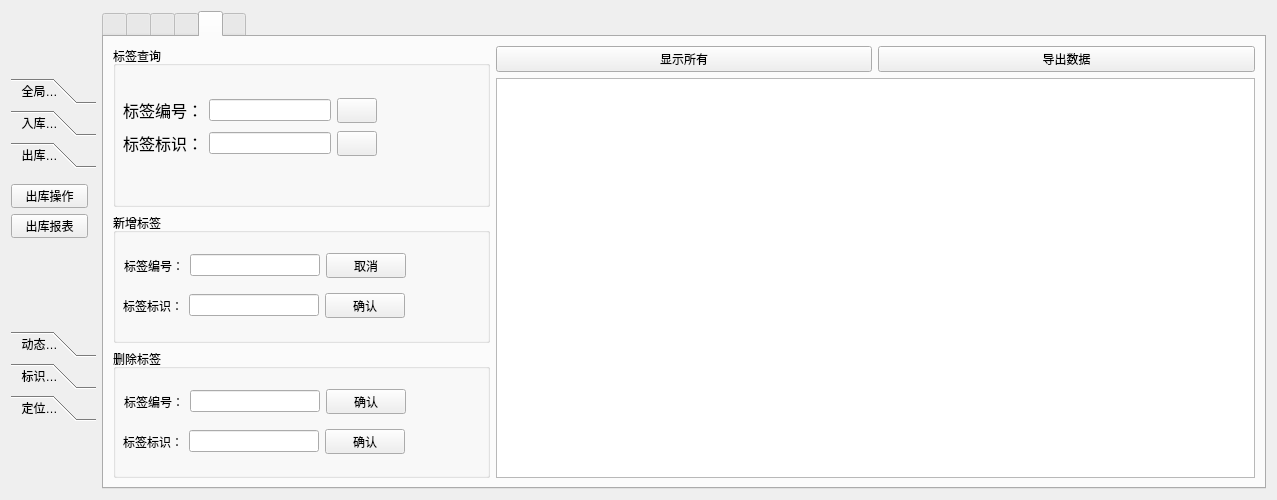
Above: Deca/views/GraphicsWidget.ui from summerfll/wms before the change. Below: the same form after it.
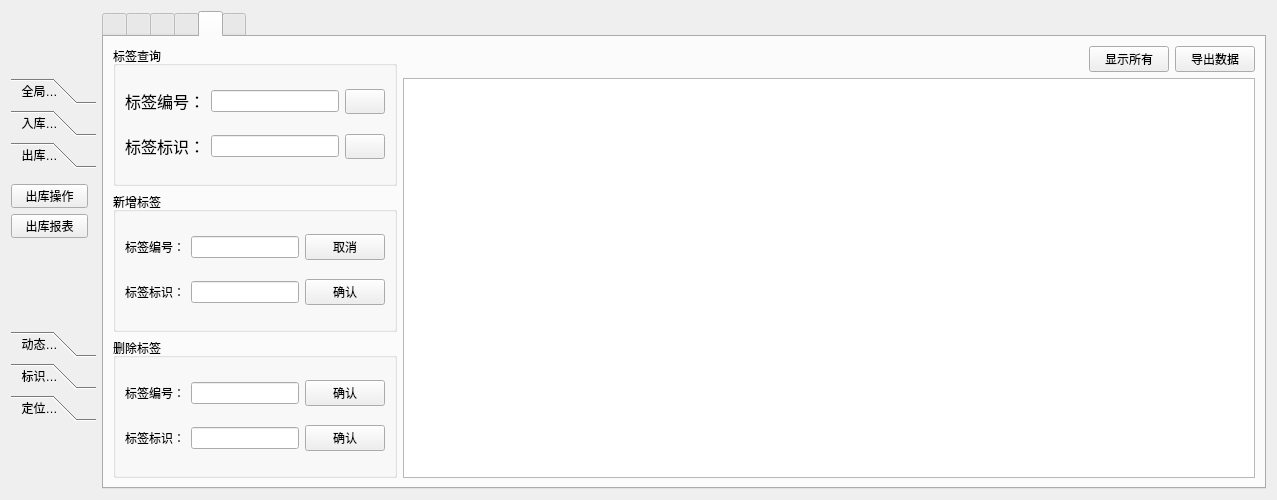
That is the form after the change. The open tabs and pages were chosen to show the change. Icons and pictures are not drawn. Custom widgets are drawn as their Qt base class.

```diff
--- a/Deca/views/GraphicsWidget.ui
+++ b/Deca/views/GraphicsWidget.ui
@@ -1379,173 +1379,33 @@
       <attribute name="title">
        <string/>
       </attribute>
-      <layout class="QGridLayout" name="gridLayout_8">
-       <item row="0" column="2">
-        <widget class="QPushButton" name="pushButton_47">
-         <property name="text">
-          <string>导出数据</string>
-         </property>
-        </widget>
-       </item>
-       <item row="0" column="1">
-        <widget class="QPushButton" name="pushButton_48">
-         <property name="text">
-          <string>显示所有</string>
-         </property>
-        </widget>
-       </item>
-       <item row="1" column="1" rowspan="3" colspan="2">
-        <widget class="QTableView" name="tableView_7"/>
-       </item>
-       <item row="3" column="0">
-        <widget class="QGroupBox" name="groupBox_8">
-         <property name="title">
-          <string>删除标签</string>
-         </property>
-         <widget class="QWidget" name="layoutWidget_2">
-          <property name="geometry">
-           <rect>
-            <x>10</x>
-            <y>80</y>
-            <width>282</width>
-            <height>25</height>
-           </rect>
-          </property>
-          <layout class="QHBoxLayout" name="horizontalLayout_18">
+      <layout class="QVBoxLayout" name="verticalLayout_11">
            <item>
-            <widget class="QLabel" name="label_11">
-             <property name="text">
-              <string>标签标识：</string>
-             </property>
-            </widget>
-           </item>
+        <layout class="QHBoxLayout" name="horizontalLayout_21">
            <item>
-            <widget class="QLineEdit" name="lineEdit_11"/>
-           </item>
+          <layout class="QVBoxLayout" name="verticalLayout_10">
            <item>
-            <widget class="QPushButton" name="pushButton_44">
-             <property name="text">
-              <string>确认</string>
-             </property>
-            </widget>
-           </item>
-          </layout>
-         </widget>
-         <widget class="QWidget" name="layoutWidget">
-          <property name="geometry">
-           <rect>
-            <x>11</x>
-            <y>40</y>
-            <width>282</width>
-            <height>25</height>
-           </rect>
-          </property>
-          <layout class="QHBoxLayout" name="horizontalLayout_19">
-           <item>
-            <widget class="QLabel" name="label_12">
-             <property name="text">
-              <string>标签编号：</string>
-             </property>
-            </widget>
-           </item>
-           <item>
-            <widget class="QLineEdit" name="lineEdit_12"/>
-           </item>
-           <item>
-            <widget class="QPushButton" name="pushButton_45">
-             <property name="text">
-              <string>确认</string>
-             </property>
-            </widget>
-           </item>
-          </layout>
-         </widget>
-        </widget>
-       </item>
-       <item row="2" column="0">
-        <widget class="QGroupBox" name="groupBox_6">
-         <property name="title">
-          <string>新增标签</string>
-         </property>
-         <widget class="QWidget" name="layoutWidget">
-          <property name="geometry">
-           <rect>
-            <x>11</x>
-            <y>40</y>
-            <width>282</width>
-            <height>25</height>
-           </rect>
-          </property>
-          <layout class="QHBoxLayout" name="horizontalLayout_17">
-           <item>
-            <widget class="QLabel" name="label_7">
-             <property name="text">
-              <string>标签编号：</string>
-             </property>
-            </widget>
-           </item>
-           <item>
-            <widget class="QLineEdit" name="lineEdit_7"/>
-           </item>
-           <item>
-            <widget class="QPushButton" name="pushButton_46">
-             <property name="text">
-              <string>取消</string>
-             </property>
-            </widget>
-           </item>
-          </layout>
-         </widget>
-         <widget class="QWidget" name="layoutWidget">
-          <property name="geometry">
-           <rect>
-            <x>10</x>
-            <y>80</y>
-            <width>282</width>
-            <height>25</height>
-           </rect>
-          </property>
-          <layout class="QHBoxLayout" name="horizontalLayout_16">
-           <item>
-            <widget class="QLabel" name="label_8">
-             <property name="text">
-              <string>标签标识：</string>
-             </property>
-            </widget>
-           </item>
-           <item>
-            <widget class="QLineEdit" name="lineEdit_8"/>
-           </item>
-           <item>
-            <widget class="QPushButton" name="pushButton_41">
-             <property name="text">
-              <string>确认</string>
-             </property>
-            </widget>
-           </item>
-          </layout>
-         </widget>
-        </widget>
-       </item>
-       <item row="0" column="0" rowspan="2">
         <widget class="QGroupBox" name="groupBox_7">
+             <property name="sizePolicy">
+              <sizepolicy hsizetype="Maximum" vsizetype="Preferred">
+               <horstretch>0</horstretch>
+               <verstretch>0</verstretch>
+              </sizepolicy>
+             </property>
+             <property name="maximumSize">
+              <size>
+               <width>16777214</width>
+               <height>16777215</height>
+              </size>
+             </property>
          <property name="styleSheet">
           <string notr="true"/>
          </property>
          <property name="title">
           <string>标签查询</string>
          </property>
-         <widget class="QWidget" name="layoutWidget">
-          <property name="geometry">
-           <rect>
-            <x>10</x>
-            <y>50</y>
-            <width>254</width>
-            <height>62</height>
-           </rect>
-          </property>
-          <layout class="QVBoxLayout" name="verticalLayout_10">
-           <item>
+             <layout class="QGridLayout" name="gridLayout_11">
+              <item row="0" column="0">
             <layout class="QHBoxLayout" name="horizontalLayout_14">
              <item>
               <widget class="QLabel" name="label_9">
@@ -1575,7 +1435,7 @@
              </item>
             </layout>
            </item>
-           <item>
+              <item row="1" column="0">
             <layout class="QHBoxLayout" name="horizontalLayout_15">
              <item>
               <widget class="QLabel" name="label_10">
@@ -1607,7 +1467,169 @@
            </item>
           </layout>
          </widget>
-        </widget>
+           </item>
+           <item>
+            <widget class="QGroupBox" name="groupBox_6">
+             <property name="sizePolicy">
+              <sizepolicy hsizetype="Maximum" vsizetype="Preferred">
+               <horstretch>0</horstretch>
+               <verstretch>0</verstretch>
+              </sizepolicy>
+             </property>
+             <property name="title">
+              <string>新增标签</string>
+             </property>
+             <layout class="QGridLayout" name="gridLayout_12">
+              <item row="0" column="0">
+               <layout class="QHBoxLayout" name="horizontalLayout_17">
+                <item>
+                 <widget class="QLabel" name="label_7">
+                  <property name="text">
+                   <string>标签编号：</string>
+                  </property>
+                 </widget>
+                </item>
+                <item>
+                 <widget class="QLineEdit" name="lineEdit_7"/>
+                </item>
+                <item>
+                 <widget class="QPushButton" name="pushButton_46">
+                  <property name="text">
+                   <string>取消</string>
+                  </property>
+                 </widget>
+                </item>
+               </layout>
+              </item>
+              <item row="1" column="0">
+               <layout class="QHBoxLayout" name="horizontalLayout_16">
+                <item>
+                 <widget class="QLabel" name="label_8">
+                  <property name="text">
+                   <string>标签标识：</string>
+                  </property>
+                 </widget>
+                </item>
+                <item>
+                 <widget class="QLineEdit" name="lineEdit_8"/>
+                </item>
+                <item>
+                 <widget class="QPushButton" name="pushButton_41">
+                  <property name="text">
+                   <string>确认</string>
+                  </property>
+                 </widget>
+                </item>
+               </layout>
+              </item>
+             </layout>
+            </widget>
+           </item>
+           <item>
+            <widget class="QGroupBox" name="groupBox_8">
+             <property name="sizePolicy">
+              <sizepolicy hsizetype="Maximum" vsizetype="Preferred">
+               <horstretch>0</horstretch>
+               <verstretch>0</verstretch>
+              </sizepolicy>
+             </property>
+             <property name="title">
+              <string>删除标签</string>
+             </property>
+             <layout class="QGridLayout" name="gridLayout_13">
+              <item row="0" column="0">
+               <layout class="QHBoxLayout" name="horizontalLayout_19">
+                <item>
+                 <widget class="QLabel" name="label_12">
+                  <property name="text">
+                   <string>标签编号：</string>
+                  </property>
+                 </widget>
+                </item>
+                <item>
+                 <widget class="QLineEdit" name="lineEdit_12"/>
+                </item>
+                <item>
+                 <widget class="QPushButton" name="pushButton_45">
+                  <property name="text">
+                   <string>确认</string>
+                  </property>
+                 </widget>
+                </item>
+               </layout>
+              </item>
+              <item row="1" column="0">
+               <layout class="QHBoxLayout" name="horizontalLayout_18">
+                <item>
+                 <widget class="QLabel" name="label_11">
+                  <property name="text">
+                   <string>标签标识：</string>
+                  </property>
+                 </widget>
+                </item>
+                <item>
+                 <widget class="QLineEdit" name="lineEdit_11"/>
+                </item>
+                <item>
+                 <widget class="QPushButton" name="pushButton_44">
+                  <property name="text">
+                   <string>确认</string>
+                  </property>
+                 </widget>
+                </item>
+               </layout>
+              </item>
+             </layout>
+            </widget>
+           </item>
+          </layout>
+         </item>
+         <item>
+          <layout class="QGridLayout" name="gridLayout_14">
+           <item row="0" column="0">
+            <layout class="QHBoxLayout" name="horizontalLayout_20">
+             <item>
+              <spacer name="horizontalSpacer_8">
+               <property name="orientation">
+                <enum>Qt::Horizontal</enum>
+               </property>
+               <property name="sizeHint" stdset="0">
+                <size>
+                 <width>40</width>
+                 <height>20</height>
+                </size>
+               </property>
+              </spacer>
+             </item>
+             <item>
+              <widget class="QPushButton" name="pushButton_48">
+               <property name="text">
+                <string>显示所有</string>
+               </property>
+              </widget>
+             </item>
+             <item>
+              <widget class="QPushButton" name="pushButton_47">
+               <property name="text">
+                <string>导出数据</string>
+               </property>
+              </widget>
+             </item>
+            </layout>
+           </item>
+           <item row="1" column="0">
+            <widget class="QTableView" name="tableView_7">
+             <property name="sizePolicy">
+              <sizepolicy hsizetype="Expanding" vsizetype="Expanding">
+               <horstretch>0</horstretch>
+               <verstretch>0</verstretch>
+              </sizepolicy>
+             </property>
+            </widget>
+           </item>
+          </layout>
+         </item>
+        </layout>
        </item>
       </layout>
       <zorder>tableView_7</zorder>
```
Left out of the diff: 7 changed lines with no effect on the pictures. Lines whose indentation alone changed are shown as unchanged.
